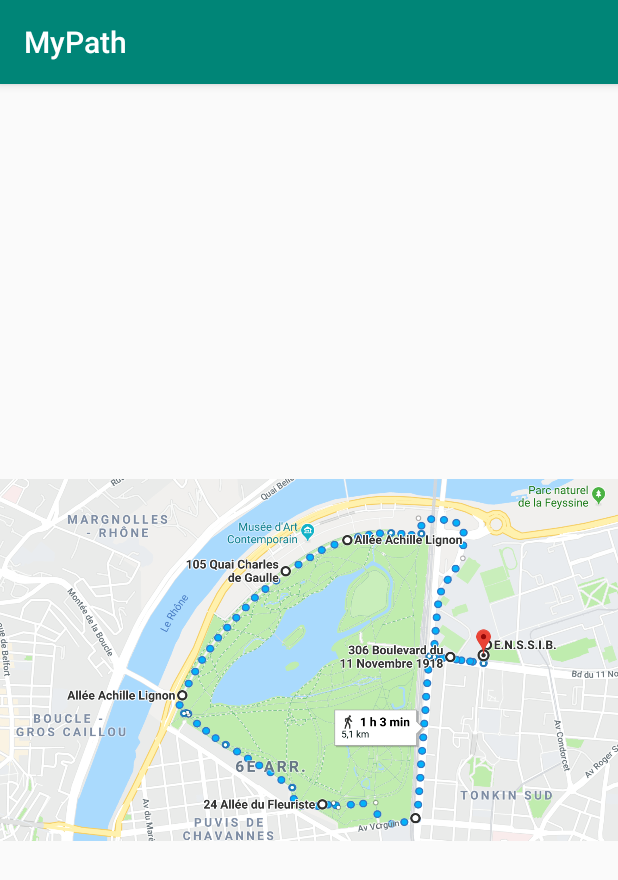
After one commit to louisepe/MyPath, an Android app: the ParcoursActivity screen opened directly, with no data from a screen before it, on a phone screen of 412 x 824 dp. The commit adds this screen. Shown: the top 880 px of the screen. Run offline under Robolectric (Android 15) with nearby library versions, the phone set to English and light mode, and no system bars.

Commit message:
Génération de parcours rentrés en dur

```diff
--- a/app/src/main/AndroidManifest.xml
+++ b/app/src/main/AndroidManifest.xml
@@ -16,7 +16,8 @@
                 <category android:name="android.intent.category.LAUNCHER" />
             </intent-filter>
         </activity>
-        <activity android:name=".ParametresActivity"></activity>
+        <activity android:name=".ParametresActivity" />
+        <activity android:name=".ParcoursActivity"></activity>
     </application>
 
 </manifest>
--- /dev/null
+++ b/app/src/main/java/com/tc/mypath/ParcoursActivity.java
@@ -0,0 +1,43 @@
+package com.tc.mypath;
+
+import android.content.Intent;
+import android.support.v7.app.AppCompatActivity;
+import android.os.Bundle;
+import android.widget.ImageView;
+import android.widget.LinearLayout;
+import android.widget.TextView;
+
+public class ParcoursActivity extends AppCompatActivity {
+
+    @Override
+    protected void onCreate(Bundle savedInstanceState) {
+        super.onCreate(savedInstanceState);
+        setContentView(R.layout.activity_parcours);
+        Intent myIntent = getIntent();
+        double distance = myIntent.getDoubleExtra("distance", 0.00);
+
+        LinearLayout parcoursLayout = findViewById(R.id.parcoursLayout);
+        ImageView parcours= new ImageView(this);
+        if(distance < 7){
+            parcours.setImageResource(R.drawable.parcours5_1km);;
+            parcoursLayout.addView(parcours);
+        }
+        else if(distance >= 7 && distance < 10){
+            parcours.setImageResource(R.drawable.parcours9_0km);;
+            parcoursLayout.addView(parcours);
+        }
+        else if(distance >= 10 && distance < 12.5){
+            parcours.setImageResource(R.drawable.parcours11_3km);;
+            parcoursLayout.addView(parcours);
+        }
+        else if(distance >= 12.5 && distance < 15.5){
+            parcours.setImageResource(R.drawable.parcours14_3km);;
+            parcoursLayout.addView(parcours);
+        }
+        else{
+            parcours.setImageResource(R.drawable.parcours17_3km);;
+            parcoursLayout.addView(parcours);
+        }
+
+    }
+}
--- /dev/null
+++ b/app/src/main/res/layout/activity_parcours.xml
@@ -0,0 +1,11 @@
+<?xml version="1.0" encoding="utf-8"?>
+<LinearLayout xmlns:android="http://schemas.android.com/apk/res/android"
+    xmlns:app="http://schemas.android.com/apk/res-auto"
+    android:id="@+id/parcoursLayout"
+    xmlns:tools="http://schemas.android.com/tools"
+    android:layout_width="match_parent"
+    android:layout_height="match_parent"
+    tools:context=".ParcoursActivity"
+    android:orientation="vertical">
+
+</LinearLayout>
--- a/app/src/main/res/layout/parametres_parcours.xml
+++ b/app/src/main/res/layout/parametres_parcours.xml
@@ -2,6 +2,7 @@
 <LinearLayout xmlns:android="http://schemas.android.com/apk/res/android"
     xmlns:app="http://schemas.android.com/apk/res-auto"
     xmlns:tools="http://schemas.android.com/tools"
+    android:id="@+id/distanceLayout"
     android:layout_width="match_parent"
     android:layout_height="match_parent"
     android:orientation="vertical"
@@ -20,7 +21,6 @@
         android:hint="Distance"
         android:inputType="numberDecimal"/>
 
-
     <Button
         android:id="@+id/validerParams"
         android:layout_width="fill_parent"
--- a/build.gradle
+++ b/build.gradle
@@ -8,7 +8,6 @@ buildscript {
     }
     dependencies {
         classpath 'com.android.tools.build:gradle:3.2.1'
-
 
         // NOTE: Do not place your application dependencies here; they belong
         // in the individual module build.gradle files
```
Also changed, not shown: app/src/main/java/com/tc/mypath/PagePrincipale.java (+28 -5 lines), app/src/main/res/drawable/parcours11_3km.png (added), app/src/main/res/drawable/parcours14_3km.png (added), app/src/main/res/drawable/parcours17_3km.png (added), app/src/main/res/drawable/parcours5_1km.png (added), app/src/main/res/drawable/parcours9_0km.png (added).
